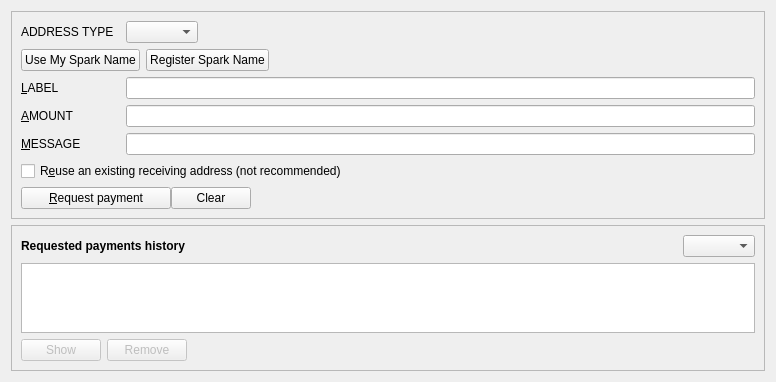
firoorg/firo, file src/qt/forms/receivecoinsdialog.ui: the form before one commit.
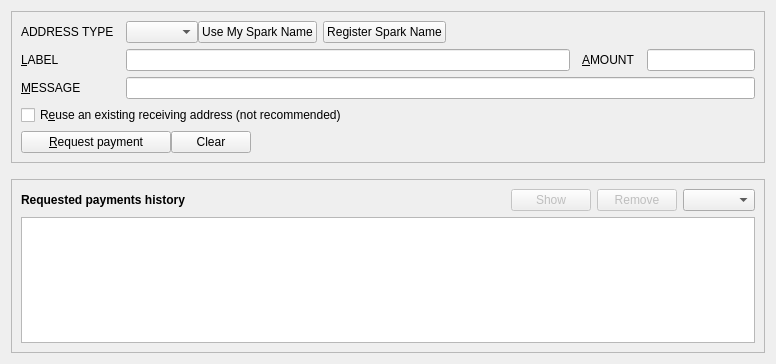
The form after the commit. Custom widgets are drawn as their Qt base class.

Commit message: Qt: Show more payment requests on Receive

What changed in the file:
```diff
--- a/src/qt/forms/receivecoinsdialog.ui
+++ b/src/qt/forms/receivecoinsdialog.ui
@@ -63,21 +63,6 @@
               </widget>
             </item>
             <item>
-              <spacer name="horizontalSpacer__">
-                <property name="orientation">
-                  <enum>Qt::Horizontal</enum>
-                </property>
-                <property name="sizeHint" stdset="0">
-                  <size>
-                    <width>40</width>
-                    <height>20</height>
-                  </size>
-                </property>
-              </spacer>
-            </item>
-          </layout>
-        </item>
-        <item row="1" column="0" colspan="2">
          <widget class="QWidget" name="sparkNameActions" native="true">
           <layout class="QHBoxLayout" name="sparkNameActionsLayout">
            <property name="leftMargin"><number>0</number></property>
@@ -126,7 +111,22 @@
           </layout>
          </widget>
         </item>
-        <item row="2" column="0">
+            <item>
+              <spacer name="horizontalSpacer__">
+                <property name="orientation">
+                  <enum>Qt::Horizontal</enum>
+                </property>
+                <property name="sizeHint" stdset="0">
+                  <size>
+                    <width>40</width>
+                    <height>20</height>
+                  </size>
+                </property>
+              </spacer>
+            </item>
+          </layout>
+        </item>
+        <item row="1" column="0">
          <widget class="QLabel" name="label_2">
           <property name="toolTip">
            <string>An optional label to associate with the new receiving address.</string>
@@ -139,14 +139,19 @@
           </property>
          </widget>
         </item>
-        <item row="2" column="1">
+        <item row="1" column="1">
+         <layout class="QHBoxLayout" name="labelAmountLayout" stretch="1,0,0">
+          <property name="spacing">
+           <number>12</number>
+          </property>
+          <item>
          <widget class="QLineEdit" name="reqLabel">
           <property name="toolTip">
            <string>An optional label to associate with the new receiving address.</string>
           </property>
          </widget>
         </item>
-        <item row="3" column="0">
+          <item>
          <widget class="QLabel" name="label">
           <property name="toolTip">
            <string>An optional amount to request. Leave this empty or zero to not request a specific amount.</string>
@@ -159,7 +164,7 @@
           </property>
          </widget>
         </item>
-        <item row="3" column="1">
+          <item>
          <widget class="BitcoinAmountField" name="reqAmount">
           <property name="minimumSize">
            <size>
@@ -172,7 +177,9 @@
           </property>
          </widget>
         </item>
-        <item row="4" column="0">
+         </layout>
+        </item>
+        <item row="2" column="0">
          <widget class="QLabel" name="label_3">
           <property name="toolTip">
            <string>An optional message to attach to the payment request, which will be displayed when the request is opened. Note: The message will not be sent with the payment over the Firo network.</string>
@@ -185,14 +192,14 @@
           </property>
          </widget>
         </item>
-        <item row="4" column="1">
+        <item row="2" column="1">
          <widget class="QLineEdit" name="reqMessage">
           <property name="toolTip">
            <string>An optional message to attach to the payment request, which will be displayed when the request is opened. Note: The message will not be sent with the payment over the Firo network.</string>
           </property>
          </widget>
         </item>
-        <item row="5" column="0" colspan="2">
+        <item row="3" column="0" colspan="2">
          <widget class="QCheckBox" name="reuseAddress">
           <property name="toolTip">
            <string>Reuse one of the previously used receiving addresses. Reusing addresses has security and privacy issues. Do not use this unless re-generating a payment request made before.</string>
@@ -202,7 +209,7 @@
           </property>
          </widget>
         </item>
-        <item row="6" column="0" colspan="2">
+        <item row="4" column="0" colspan="2">
          <layout class="QHBoxLayout" name="horizontalLayout">
           <item>
            <widget class="QPushButton" name="receiveButton">
@@ -312,6 +319,38 @@
               </property>
             </spacer>
           </item>
+          <item>
+           <widget class="QPushButton" name="showRequestButton">
+            <property name="enabled">
+             <bool>false</bool>
+            </property>
+            <property name="toolTip">
+             <string>Show the selected request (does the same as double clicking an entry)</string>
+            </property>
+            <property name="text">
+             <string>Show</string>
+            </property>
+            <property name="autoDefault">
+             <bool>false</bool>
+            </property>
+           </widget>
+          </item>
+          <item>
+           <widget class="QPushButton" name="removeRequestButton">
+            <property name="enabled">
+             <bool>false</bool>
+            </property>
+            <property name="toolTip">
+             <string>Remove the selected entries from the list</string>
+            </property>
+            <property name="text">
+             <string>Remove</string>
+            </property>
+            <property name="autoDefault">
+             <bool>false</bool>
+            </property>
+           </widget>
+          </item>
           <item>
             <widget class="QComboBox" name="addressTypeHistoryCombobox">
             </widget>
@@ -331,55 +370,6 @@
         </property>
        </widget>
       </item>
-      <item>
-       <layout class="QHBoxLayout" name="horizontalLayout_2">
-        <item>
-         <widget class="QPushButton" name="showRequestButton">
-          <property name="enabled">
-           <bool>false</bool>
-          </property>
-          <property name="toolTip">
-           <string>Show the selected request (does the same as double clicking an entry)</string>
-          </property>
-          <property name="text">
-           <string>Show</string>
-          </property>
-          <property name="autoDefault">
-           <bool>false</bool>
-          </property>
-         </widget>
-        </item>
-        <item>
-         <widget class="QPushButton" name="removeRequestButton">
-          <property name="enabled">
-           <bool>false</bool>
-          </property>
-          <property name="toolTip">
-           <string>Remove the selected entries from the list</string>
-          </property>
-          <property name="text">
-           <string>Remove</string>
-          </property>
-          <property name="autoDefault">
-           <bool>false</bool>
-          </property>
-         </widget>
-        </item>
-        <item>
-         <spacer name="horizontalSpacer_2">
-          <property name="orientation">
-           <enum>Qt::Horizontal</enum>
-          </property>
-          <property name="sizeHint" stdset="0">
-           <size>
-            <width>40</width>
-            <height>20</height>
-           </size>
-          </property>
-         </spacer>
-        </item>
-       </layout>
-      </item>
      </layout>
     </widget>
    </item>
```
Lines whose indentation alone changed are shown as unchanged. The commit also changes 1 other file.
